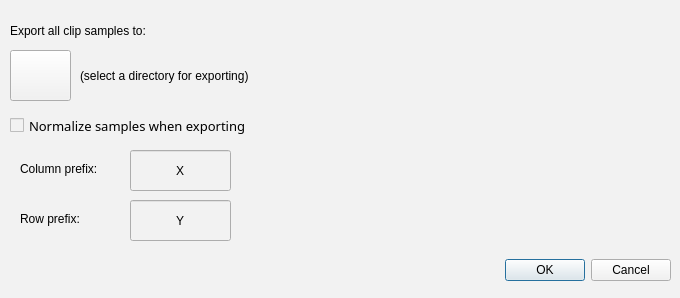
The window that superboucle/export_samples_ui.ui (zigmhount/SpinTool_zig) describes before a commit, drawn with Qt 5.
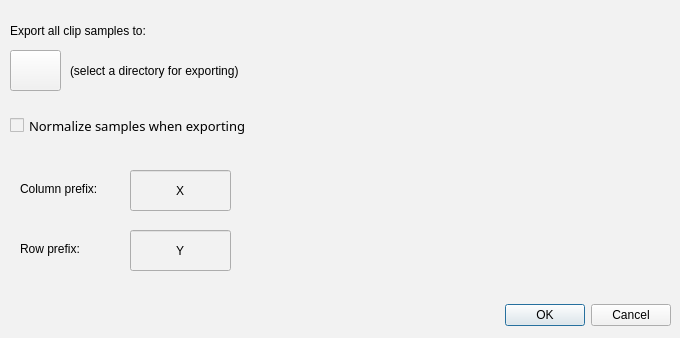
The same window after the commit. Icons and pictures are not drawn.

```diff
--- a/superboucle/export_samples_ui.ui
+++ b/superboucle/export_samples_ui.ui
@@ -10,7 +10,7 @@
     <x>0</x>
     <y>0</y>
     <width>680</width>
-    <height>298</height>
+    <height>338</height>
    </rect>
   </property>
   <property name="windowTitle">
@@ -23,9 +23,9 @@
    <property name="geometry">
     <rect>
      <x>10</x>
-     <y>250</y>
+     <y>300</y>
      <width>661</width>
-     <height>41</height>
+     <height>31</height>
     </rect>
    </property>
    <property name="orientation">
@@ -85,8 +85,8 @@
     <rect>
      <x>10</x>
      <y>50</y>
-     <width>61</width>
-     <height>51</height>
+     <width>51</width>
+     <height>41</height>
     </rect>
    </property>
    <property name="styleSheet">
@@ -103,18 +103,18 @@
    </property>
    <property name="iconSize">
     <size>
-     <width>30</width>
-     <height>30</height>
+     <width>27</width>
+     <height>27</height>
     </size>
    </property>
   </widget>
   <widget class="QLabel" name="labelPath">
    <property name="geometry">
     <rect>
-     <x>80</x>
+     <x>70</x>
      <y>50</y>
-     <width>581</width>
-     <height>51</height>
+     <width>591</width>
+     <height>41</height>
     </rect>
    </property>
    <property name="styleSheet">
@@ -130,7 +130,7 @@
    <property name="geometry">
     <rect>
      <x>20</x>
-     <y>160</y>
+     <y>180</y>
      <width>101</width>
      <height>18</height>
     </rect>
@@ -148,7 +148,7 @@
    <property name="geometry">
     <rect>
      <x>130</x>
-     <y>150</y>
+     <y>170</y>
      <width>101</width>
      <height>41</height>
     </rect>
@@ -172,7 +172,7 @@
    <property name="geometry">
     <rect>
      <x>20</x>
-     <y>210</y>
+     <y>240</y>
      <width>101</width>
      <height>18</height>
     </rect>
@@ -190,7 +190,7 @@
    <property name="geometry">
     <rect>
      <x>130</x>
-     <y>200</y>
+     <y>230</y>
      <width>101</width>
      <height>41</height>
     </rect>
```
